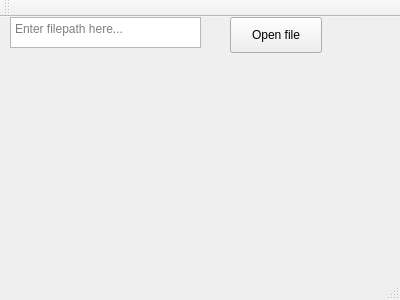
Above: src/mainwindow.ui from Rafostar/castnow-gui before the change. Below: the same form after it.
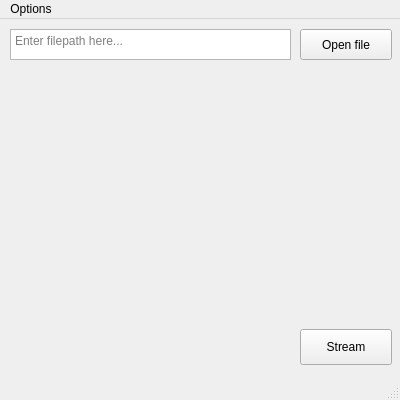
That is the form after the change.

Commit message: Added buttons for main functionality

```diff
--- a/src/mainwindow.ui
+++ b/src/mainwindow.ui
@@ -7,19 +7,49 @@
     <x>0</x>
     <y>0</y>
     <width>400</width>
-    <height>300</height>
+    <height>400</height>
    </rect>
   </property>
+  <property name="sizePolicy">
+   <sizepolicy hsizetype="Fixed" vsizetype="Fixed">
+    <horstretch>0</horstretch>
+    <verstretch>0</verstretch>
+   </sizepolicy>
+  </property>
+  <property name="minimumSize">
+   <size>
+    <width>400</width>
+    <height>400</height>
+   </size>
+  </property>
+  <property name="maximumSize">
+   <size>
+    <width>400</width>
+    <height>400</height>
+   </size>
+  </property>
   <property name="windowTitle">
    <string>MainWindow</string>
   </property>
   <widget class="QWidget" name="centralWidget">
-   <widget class="QPlainTextEdit" name="plainTextEdit">
+   <property name="sizePolicy">
+    <sizepolicy hsizetype="Maximum" vsizetype="Maximum">
+     <horstretch>0</horstretch>
+     <verstretch>0</verstretch>
+    </sizepolicy>
+   </property>
+   <property name="minimumSize">
+    <size>
+     <width>0</width>
+     <height>0</height>
+    </size>
+   </property>
+   <widget class="QPlainTextEdit" name="InsertFilePath">
     <property name="geometry">
      <rect>
       <x>10</x>
-      <y>0</y>
-      <width>191</width>
+      <y>10</y>
+      <width>281</width>
       <height>31</height>
      </rect>
     </property>
@@ -39,17 +69,30 @@
      <string>Enter filepath here...</string>
     </property>
    </widget>
+   <widget class="QPushButton" name="OpenFileButton">
+    <property name="geometry">
+     <rect>
+      <x>300</x>
+      <y>10</y>
+      <width>92</width>
+      <height>31</height>
+     </rect>
+    </property>
+    <property name="text">
+     <string>Open file</string>
+    </property>
+   </widget>
    <widget class="QPushButton" name="pushButton">
     <property name="geometry">
      <rect>
-      <x>230</x>
-      <y>0</y>
+      <x>300</x>
+      <y>310</y>
       <width>92</width>
       <height>36</height>
      </rect>
     </property>
     <property name="text">
-     <string>Open file</string>
+     <string>Stream</string>
     </property>
    </widget>
   </widget>
@@ -62,14 +105,14 @@
      <height>28</height>
     </rect>
    </property>
-  </widget>
-  <widget class="QToolBar" name="mainToolBar">
-   <attribute name="toolBarArea">
-    <enum>TopToolBarArea</enum>
-   </attribute>
-   <attribute name="toolBarBreak">
-    <bool>false</bool>
-   </attribute>
+   <widget class="QMenu" name="menuOptions">
+    <property name="title">
+     <string>Options</string>
+    </property>
+    <addaction name="actionConfig"/>
+    <addaction name="actionAbout"/>
+   </widget>
+   <addaction name="menuOptions"/>
   </widget>
   <widget class="QStatusBar" name="statusBar"/>
  </widget>
```
Left out of the diff: 10 changed lines with no effect on the pictures.
